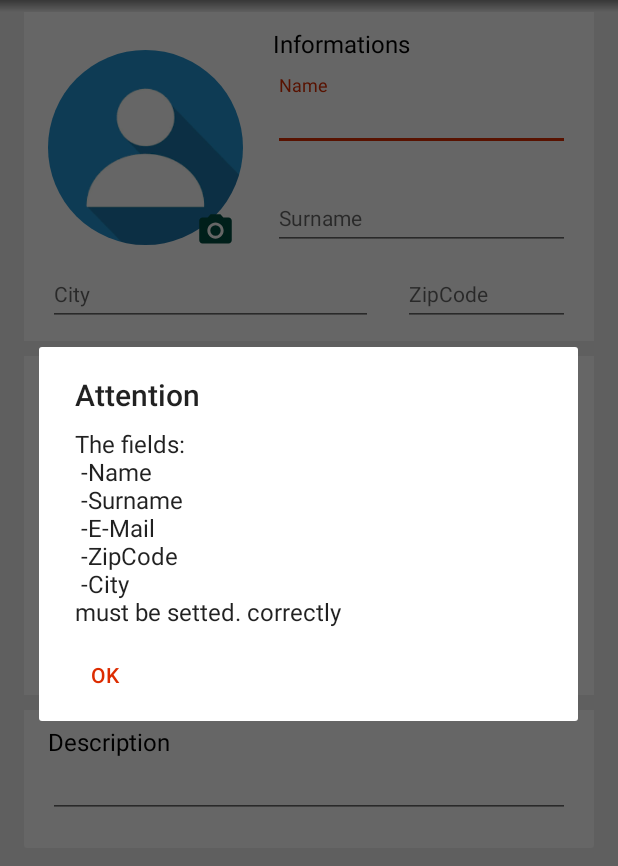
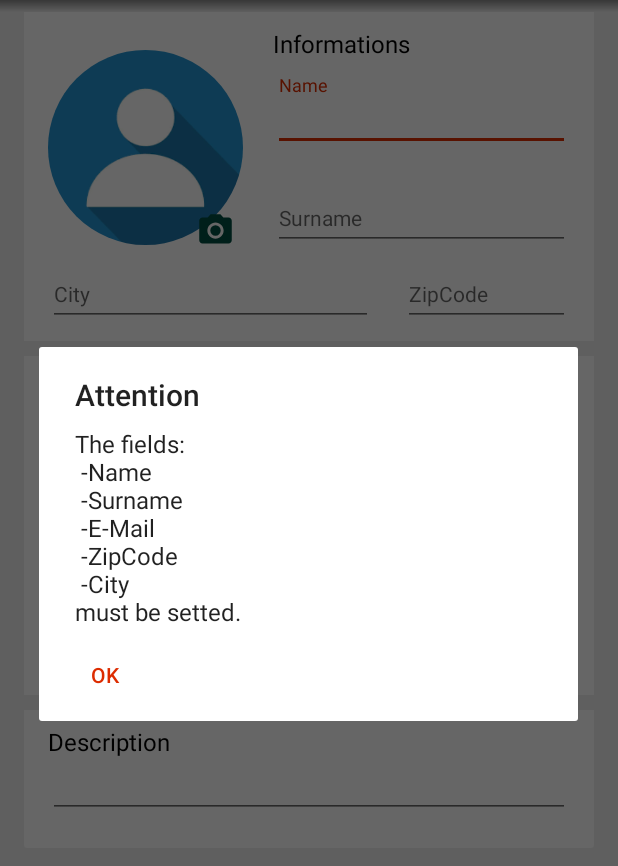
Before and after one commit to SergioGentile/WonderBook, an Android app: the EditProfile screen opened directly, with no data from a screen before it, after a tap on an icon or button, on a phone screen of 412 x 824 dp, the part 84-950 px from its top. Run offline under Robolectric (Android 15) with nearby library versions, the phone set to English and light mode, and no system bars; our stand-ins replace CircleImageView; libraries missing offline, so code that uses them is left out: com.rengwuxian.materialedittext.

Commit message:
Risoluzione dell'immagine migliorata. Migliorata la visualizzazione della finiestr adi popup relativa ai campi vuoti in inserimento di edit.

```diff
--- a/app/src/main/java/it/polito/mad/booksharing/EditProfile.java
+++ b/app/src/main/java/it/polito/mad/booksharing/EditProfile.java
@@ -80,10 +80,7 @@ public class EditProfile extends AppCompatActivity {
                 1);
 
 
-        //Get the toolbar and set the title
         toolbar = (Toolbar)findViewById(R.id.toolbar);
-        toolbar.setTitle("Book Sharing");
-        toolbar.setTitleTextColor(Color.WHITE);
 
         //It's useful to avoid showing keyboard when the activity start(By default keybard
         //is open automatically and the cursor is located in the first field)
--- a/app/src/main/java/it/polito/mad/booksharing/ShowProfile.java
+++ b/app/src/main/java/it/polito/mad/booksharing/ShowProfile.java
@@ -66,12 +66,9 @@ public class ShowProfile extends AppCompatActivity {
 
         circleImageView = (CircleImageView) findViewById(R.id.profileImage);
 
-        toolbar.setTitle("Book Sharing");
-        toolbar.setTitleTextColor(Color.WHITE);
+
         //Initialize the user (must be removed an replace with data stored previously)
-
         getUserInfo();
-
         setUser(user);
 
 
--- a/app/src/main/java/it/polito/mad/booksharing/User.java
+++ b/app/src/main/java/it/polito/mad/booksharing/User.java
@@ -179,61 +179,58 @@ public class User implements Parcelable{
     public String checkInfo(Context context) {
 
         int counter = 0;
-        boolean return_null = true;
         String correctly = "";
         String message = "";
 
         Pattern namePatter = Pattern.compile("^[a-z]+$", Pattern.CASE_INSENSITIVE);
         Matcher matcherName = namePatter.matcher(name.first);
-        if(name.first.equals(myDefault) || !matcherName.find()){
+        boolean findName = matcherName.find();
+        if(name.first.equals(myDefault) || !findName){
             counter++;
-            return_null = false;
             message += " -" + context.getString(R.string.name) + "\n";
-            if(!matcherName.find()){
+            if(!findName && !name.first.equals(myDefault)){
                 correctly = context.getString(R.string.correctly);
             }
         }
 
         Pattern surnamePatter = Pattern.compile("^[a-z]+$", Pattern.CASE_INSENSITIVE);
         Matcher matcherSurname = surnamePatter.matcher(surname.first);
-        if(surname.first.equals(myDefault) || !matcherSurname.find()){
+        boolean findSurname = matcherSurname.find();
+        if(surname.first.equals(myDefault) || !findSurname){
             counter++;
-            return_null = false;
             message += " -" + context.getString(R.string.surname) + "\n";
-            if(!matcherSurname.find()){
+            if(!findSurname && !surname.first.equals(myDefault)){
                 correctly = context.getString(R.string.correctly);
             }
         }
 
         Pattern emailPatter = Pattern.compile("^[A-Z0-9._%+-]+@[A-Z0-9.-]+\\.[A-Z]{2,6}$", Pattern.CASE_INSENSITIVE);
         Matcher matcherMail = emailPatter.matcher(email.first);
-        if(email.first.equals(myDefault) || !matcherMail.find()){
+        boolean findMail = matcherMail.find();
+        if(email.first.equals(myDefault) || !findMail){
             counter++;
-            return_null = false;
             message += " -" + context.getString(R.string.mail) + "\n";
-            if(!matcherMail.find()){
+            if(!findMail && !email.first.equals(myDefault)){
                 correctly = context.getString(R.string.correctly);
             }
         }
 
         if(cap.first.equals(myDefault)){
             counter++;
-            return_null = false;
             message += " -" + context.getString(R.string.cap) + "\n";
         }
 
         if(city.first.equals(myDefault)){
             counter++;
-            return_null = false;
             message += " -" + context.getString(R.string.city) + "\n";
         }
 
 
-        if(return_null){
+        if(counter == 0){
             return null;
         }
         else{
-            if(counter<=1){
+            if(counter==1){
                 return context.getString(R.string.field_sin) + "\n" + message + context.getString(R.string.allert_end_sin) + " " + correctly;
             }
             else{
--- a/app/src/main/res/layout-land/activity_edit_profile.xml
+++ b/app/src/main/res/layout-land/activity_edit_profile.xml
@@ -16,6 +16,8 @@
             android:layout_height="wrap_content">
 
             <android.support.v7.widget.Toolbar
+                app:title="@string/app_name"
+                app:titleTextColor="@android:color/white"
                 android:id="@+id/toolbar"
                 android:layout_width="match_parent"
                 android:layout_height="wrap_content"
--- a/app/src/main/res/layout-land/activity_show_profile.xml
+++ b/app/src/main/res/layout-land/activity_show_profile.xml
@@ -25,6 +25,8 @@
 
             <android.support.v7.widget.Toolbar
                 android:id="@+id/toolbar"
+                app:title="@string/app_name"
+                app:titleTextColor="@android:color/white"
                 android:layout_width="match_parent"
                 android:layout_height="wrap_content"
                 android:layout_alignParentBottom="true"
--- a/app/src/main/res/layout-port/activity_edit_profile.xml
+++ b/app/src/main/res/layout-port/activity_edit_profile.xml
@@ -15,6 +15,8 @@
             android:layout_height="wrap_content">
 
             <android.support.v7.widget.Toolbar
+                app:title="@string/app_name"
+                app:titleTextColor="@android:color/white"
                 android:id="@+id/toolbar"
                 android:layout_width="match_parent"
                 android:layout_height="wrap_content"
--- a/app/src/main/res/layout-port/activity_show_profile.xml
+++ b/app/src/main/res/layout-port/activity_show_profile.xml
@@ -24,6 +24,8 @@
             android:layout_height="wrap_content">
 
             <android.support.v7.widget.Toolbar
+                app:title="@string/app_name"
+                app:titleTextColor="@android:color/white"
                 android:id="@+id/toolbar"
                 android:layout_width="match_parent"
                 android:layout_height="wrap_content"
```
